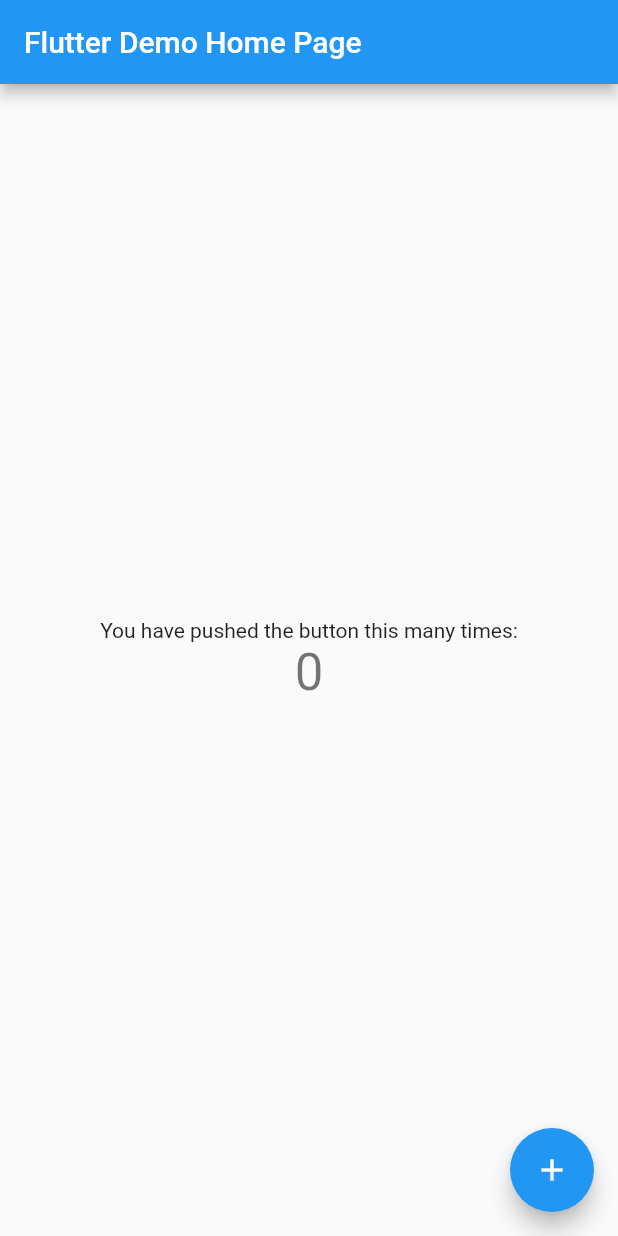
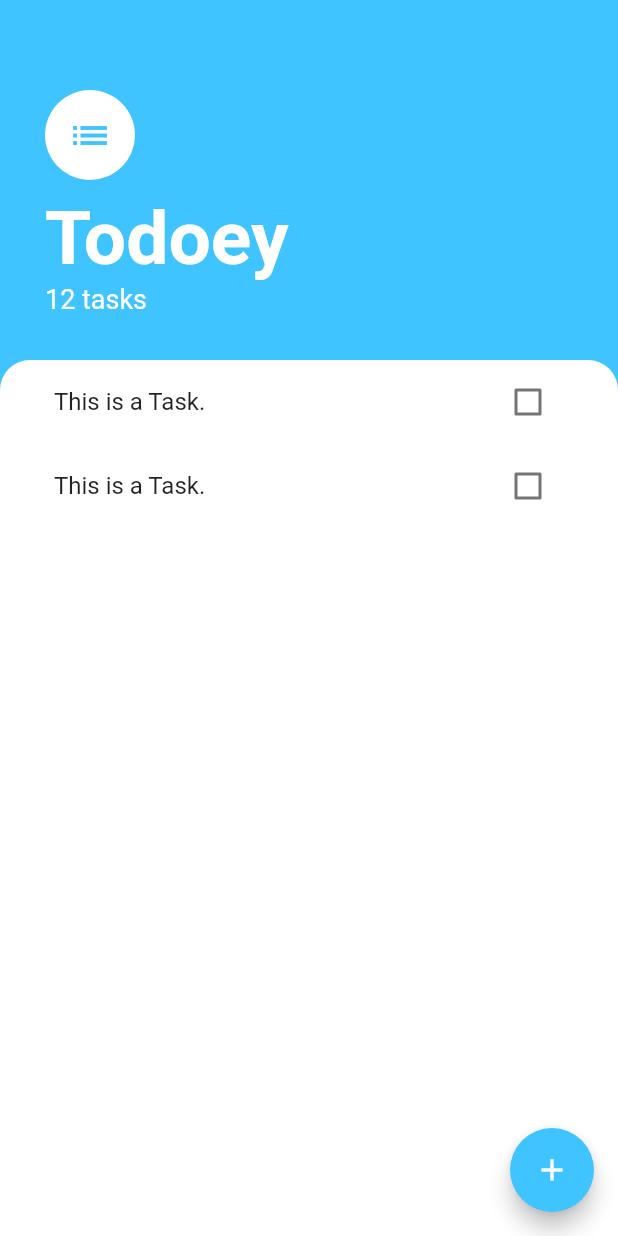
Before and after one commit to LDYWINNER/todoey_flutter, a Flutter app: the screen it shows after launch, on a phone screen of 412 x 824 dp. Run offline on Flutter 3.47's test engine with Material 2 defaults, Android fonts, the phone set to English and light mode, and no system bars.

Commit message:
todoey layout

```diff
--- a/lib/main.dart
+++ b/lib/main.dart
@@ -1,4 +1,5 @@
 import 'package:flutter/material.dart';
+import 'screens/tasks_screen.dart';
 
 void main() {
   runApp(const MyApp());
@@ -7,109 +8,10 @@ void main() {
 class MyApp extends StatelessWidget {
   const MyApp({Key? key}) : super(key: key);
 
-  // This widget is the root of your application.
   @override
   Widget build(BuildContext context) {
     return MaterialApp(
-      title: 'Flutter Demo',
-      theme: ThemeData(
-        // This is the theme of your application.
-        //
-        // Try running your application with "flutter run". You'll see the
-        // application has a blue toolbar. Then, without quitting the app, try
-        // changing the primarySwatch below to Colors.green and then invoke
-        // "hot reload" (press "r" in the console where you ran "flutter run",
-        // or simply save your changes to "hot reload" in a Flutter IDE).
-        // Notice that the counter didn't reset back to zero; the application
-        // is not restarted.
-        primarySwatch: Colors.blue,
-      ),
-      home: const MyHomePage(title: 'Flutter Demo Home Page'),
+      home: TasksScreen(),
     );
   }
 }
-
-class MyHomePage extends StatefulWidget {
-  const MyHomePage({Key? key, required this.title}) : super(key: key);
-
-  // This widget is the home page of your application. It is stateful, meaning
-  // that it has a State object (defined below) that contains fields that affect
-  // how it looks.
-
-  // This class is the configuration for the state. It holds the values (in this
-  // case the title) provided by the parent (in this case the App widget) and
-  // used by the build method of the State. Fields in a Widget subclass are
-  // always marked "final".
-
-  final String title;
-
-  @override
-  State<MyHomePage> createState() => _MyHomePageState();
-}
-
-class _MyHomePageState extends State<MyHomePage> {
-  int _counter = 0;
-
-  void _incrementCounter() {
-    setState(() {
-      // This call to setState tells the Flutter framework that something has
-      // changed in this State, which causes it to rerun the build method below
-      // so that the display can reflect the updated values. If we changed
-      // _counter without calling setState(), then the build method would not be
-      // called again, and so nothing would appear to happen.
-      _counter++;
-    });
-  }
-
-  @override
-  Widget build(BuildContext context) {
-    // This method is rerun every time setState is called, for instance as done
-    // by the _incrementCounter method above.
-    //
-    // The Flutter framework has been optimized to make rerunning build methods
-    // fast, so that you can just rebuild anything that needs updating rather
-    // than having to individually change instances of widgets.
-    return Scaffold(
-      appBar: AppBar(
-        // Here we take the value from the MyHomePage object that was created by
-        // the App.build method, and use it to set our appbar title.
-        title: Text(widget.title),
-      ),
-      body: Center(
-        // Center is a layout widget. It takes a single child and positions it
-        // in the middle of the parent.
-        child: Column(
-          // Column is also a layout widget. It takes a list of children and
-          // arranges them vertically. By default, it sizes itself to fit its
-          // children horizontally, and tries to be as tall as its parent.
-          //
-          // Invoke "debug painting" (press "p" in the console, choose the
-          // "Toggle Debug Paint" action from the Flutter Inspector in Android
-          // Studio, or the "Toggle Debug Paint" command in Visual Studio Code)
-          // to see the wireframe for each widget.
-          //
-          // Column has various properties to control how it sizes itself and
-          // how it positions its children. Here we use mainAxisAlignment to
-          // center the children vertically; the main axis here is the vertical
-          // axis because Columns are vertical (the cross axis would be
-          // horizontal).
-          mainAxisAlignment: MainAxisAlignment.center,
-          children: <Widget>[
-            const Text(
-              'You have pushed the button this many times:',
-            ),
-            Text(
-              '$_counter',
-              style: Theme.of(context).textTheme.headline4,
-            ),
-          ],
-        ),
-      ),
-      floatingActionButton: FloatingActionButton(
-        onPressed: _incrementCounter,
-        tooltip: 'Increment',
-        child: const Icon(Icons.add),
-      ), // This trailing comma makes auto-formatting nicer for build methods.
-    );
-  }
-}
--- /dev/null
+++ b/lib/screens/tasks_screen.dart
@@ -0,0 +1,78 @@
+import 'package:flutter/material.dart';
+import 'package:todoey_flutter/widgets/tasks_list.dart';
+
+class TasksScreen extends StatelessWidget {
+  const TasksScreen({Key? key}) : super(key: key);
+
+  @override
+  Widget build(BuildContext context) {
+    return Scaffold(
+      backgroundColor: Colors.lightBlueAccent,
+      floatingActionButton: const FloatingActionButton(
+        backgroundColor: Colors.lightBlueAccent,
+        onPressed: null,
+        child: Icon(Icons.add),
+      ),
+      body: Column(
+        crossAxisAlignment: CrossAxisAlignment.start,
+        children: [
+          Container(
+            padding: const EdgeInsets.only(
+              top: 60.0,
+              left: 30.0,
+              right: 30.0,
+              bottom: 30.0,
+            ),
+            child: Column(
+              crossAxisAlignment: CrossAxisAlignment.start,
+              children: const [
+                CircleAvatar(
+                  backgroundColor: Colors.white,
+                  radius: 30.0,
+                  child: Icon(
+                    Icons.list,
+                    size: 30.0,
+                    color: Colors.lightBlueAccent,
+                  ),
+                ),
+                SizedBox(
+                  height: 10.0,
+                ),
+                Text(
+                  'Todoey',
+                  style: TextStyle(
+                    color: Colors.white,
+                    fontSize: 50.0,
+                    fontWeight: FontWeight.w700,
+                  ),
+                ),
+                Text(
+                  '12 tasks',
+                  style: TextStyle(
+                    color: Colors.white,
+                    fontSize: 18.0,
+                  ),
+                ),
+              ],
+            ),
+          ),
+          Expanded(
+            child: Container(
+              padding: const EdgeInsets.symmetric(
+                horizontal: 20.0,
+              ),
+              decoration: const BoxDecoration(
+                color: Colors.white,
+                borderRadius: BorderRadius.only(
+                  topLeft: Radius.circular(20.0),
+                  topRight: Radius.circular(20.0),
+                ),
+              ),
+              child: TasksList(),
+            ),
+          ),
+        ],
+      ),
+    );
+  }
+}
--- /dev/null
+++ b/lib/widgets/task_tile.dart
@@ -0,0 +1,14 @@
+import 'package:flutter/material.dart';
+
+class TaskTile extends StatelessWidget {
+  @override
+  Widget build(BuildContext context) {
+    return ListTile(
+      title: const Text('This is a Task.'),
+      trailing: Checkbox(
+        value: false,
+        onChanged: (bool? value) {},
+      ),
+    );
+  }
+}
--- /dev/null
+++ b/lib/widgets/tasks_list.dart
@@ -0,0 +1,14 @@
+import 'package:flutter/material.dart';
+import 'package:todoey_flutter/widgets/task_tile.dart';
+
+class TasksList extends StatelessWidget {
+  @override
+  Widget build(BuildContext context) {
+    return ListView(
+      children: [
+        TaskTile(),
+        TaskTile(),
+      ],
+    );
+  }
+}
```
